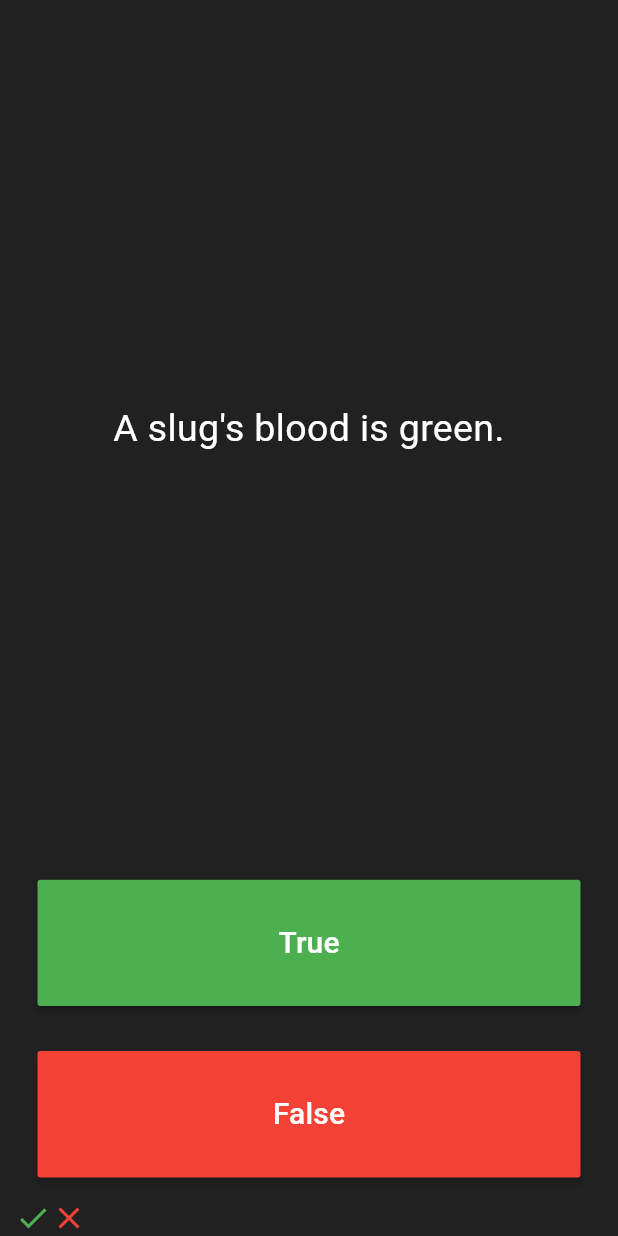
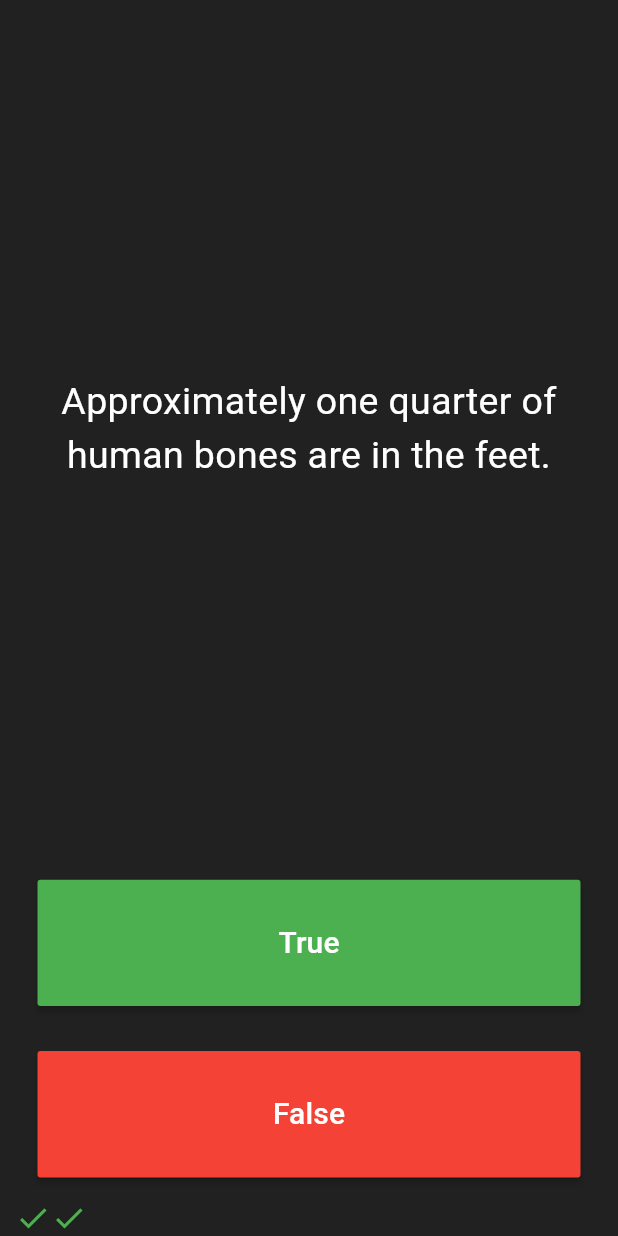
Before and after one commit to hsrshithrx/Flutter-Angela-Yu-Course-Projects, a Flutter app: the screen it shows after launch, after a tap on "True", after a tap on "False", on a phone screen of 412 x 824 dp. Run offline on Flutter 3.47's test engine with Material 3 defaults, Android fonts, the light colour scheme and no system bars; our stand-ins replace rflutter_alert; missing offline and left inert: assets_audio_player_updated.

Commit message:
Final update to quizzler_flutter: add quiz_brain.dart, update main.dart, question.dart, and dependencies

```diff
--- a/quizzler_flutter/lib/main.dart
+++ b/quizzler_flutter/lib/main.dart
@@ -1,5 +1,8 @@
 import 'package:flutter/material.dart';
-import 'question.dart';
+import 'package:rflutter_alert/rflutter_alert.dart';
+import 'quiz_brain.dart';
+
+QuizBrain quizbrain = QuizBrain();
 
 void main() => runApp(Quizzler());
 
@@ -29,6 +32,37 @@
 
   List<Icon> scoreKeeper = [];
 
+  void checkAnswer(bool userPickedAnswer){
+    bool correctAnswer =  quizbrain.getQuestionAnswer();
+
+    setState(() {
+    if(quizbrain.isFinished() == true){
+      Alert(
+        context: context,
+        title: 'Finished!',
+        desc: 'You\'ve reached the end of the quiz.',
+
+      ).show();
+      quizbrain.reset();
+      scoreKeeper = [];
+    }else {
+      if (userPickedAnswer == correctAnswer) {
+        scoreKeeper.add(
+          Icon(Icons.check, color: Colors.green,),
+        );
+      } else {
+        scoreKeeper.add(
+          Icon(Icons.close, color: Colors.red,),
+        );
+      }
+
+      quizbrain.nextQuestion();
+    }
+    });
+
+
+  }
+
   // List<String> questions =[
   //   'You can lead a cow down stairs but not up stairs.',
   //   'Approximately one quarter of human bones are in the feet.',
@@ -42,12 +76,8 @@
   //   true,
   // ];
 
-  List<Question> questionBank =[
-    Question('You can lead a cow down stairs but not up stairs.', false),
-    Question('Approximately one quarter of human bones are in the feet.' , true),
-    Question('A slug\'s blood is green.', true),
-  ];
-  int questionNumber =0;
+
+
 
   @override
   Widget build(BuildContext context) {
@@ -61,7 +91,7 @@
             padding: EdgeInsets.all(10.0),
             child: Center(
               child: Text(
-                questionBank[questionNumber].questionText,
+                quizbrain.getQuestionText(),
                 textAlign: TextAlign.center,
                 style: TextStyle(
                   fontSize: 25.0,
@@ -86,20 +116,7 @@
               ),
               onPressed: () {
 
-                bool correctAnswer =  questionBank[questionNumber].questionAnswer;
-
-                if(correctAnswer==true){
-                  print('user got it right');
-                }else{
-                  print('user got it wrong');
-                }
-                setState(() {
-                  questionNumber++;
-                  scoreKeeper.add(
-                    Icon(Icons.check, color: Colors.green,),
-
-                  );
-                });
+                checkAnswer(true);
 
                 //The user picked true.
               },
@@ -119,20 +136,8 @@
                 ),
               ),
               onPressed: () {
-                bool correctAnswer =  questionBank[questionNumber].questionAnswer;
-
-                if(correctAnswer==false){
-                  print('user got it right');
-                }else{
-                  print('user got it wrong');
-                }
-
-                setState((){
-                  questionNumber++;
-                  scoreKeeper.add(
-                    Icon(Icons.close, color: Colors.red,),
-                  );
-                });//The user picked false.
+                checkAnswer(false);
+//The user picked false.
               },
             ),
           ),
--- a/quizzler_flutter/lib/question.dart
+++ b/quizzler_flutter/lib/question.dart
@@ -2,8 +2,7 @@
   late String questionText;
   late bool questionAnswer;
 
-  Question(String q, bool a){
-    questionText = q;
-    questionAnswer = a;
-  }
+  Question(this.questionText, this.questionAnswer);
+
+
 }
--- /dev/null
+++ b/quizzler_flutter/lib/quiz_brain.dart
@@ -0,0 +1,68 @@
+import 'question.dart';
+
+class QuizBrain {
+
+  int _questionNumber =0;
+
+  List<Question> _questionBank =[
+    Question('Some cats are actually allergic to humans', true),
+    Question('You can lead a cow down stairs but not up stairs.', false),
+    Question('Approximately one quarter of human bones are in the feet.', true),
+    Question('A slug\'s blood is green.', true),
+    Question('Buzz Aldrin\'s mother\'s maiden name was \"Moon\".', true),
+    Question('It is illegal to pee in the Ocean in Portugal.', true),
+    Question(
+        'No piece of square dry paper can be folded in half more than 7 times.',
+        false),
+    Question(
+        'In London, UK, if you happen to die in the House of Parliament, you are technically entitled to a state funeral, because the building is considered too sacred a place.',
+        true),
+    Question(
+        'The loudest sound produced by any animal is 188 decibels. That animal is the African Elephant.',
+        false),
+    Question(
+        'The total surface area of two human lungs is approximately 70 square metres.',
+        true),
+    Question('Google was originally called \"Backrub\".', true),
+    Question(
+        'Chocolate affects a dog\'s heart and nervous system; a few ounces are enough to kill a small dog.',
+        true),
+    Question(
+        'In West Virginia, USA, if you accidentally hit an animal with your car, you are free to take it home to eat.',
+        true),
+
+  ];
+
+  void nextQuestion(){
+    if(_questionNumber<_questionBank.length-1){
+      _questionNumber++;
+    }
+  }
+
+  String getQuestionText(){
+    return _questionBank[_questionNumber].questionText;
+  }
+
+  bool getQuestionAnswer(){
+    return _questionBank[_questionNumber].questionAnswer;
+
+  }
+
+  bool isFinished(){
+    if(_questionNumber >= _questionBank.length-1){
+      return true;
+    }else{
+      return false;
+    }
+  }
+
+  void reset(){
+    if(isFinished() == true){
+      _questionNumber = 0;
+
+    }
+  }
+
+
+
+}
--- a/quizzler_flutter/pubspec.yaml
+++ b/quizzler_flutter/pubspec.yaml
@@ -34,6 +34,7 @@
   # The following adds the Cupertino Icons font to your application.
   # Use with the CupertinoIcons class for iOS style icons.
   cupertino_icons: ^1.0.8
+  rflutter_alert: ^2.0.7
 
 dev_dependencies:
   flutter_test:
```
Also changed, not shown: quizzler_flutter/pubspec.lock.
